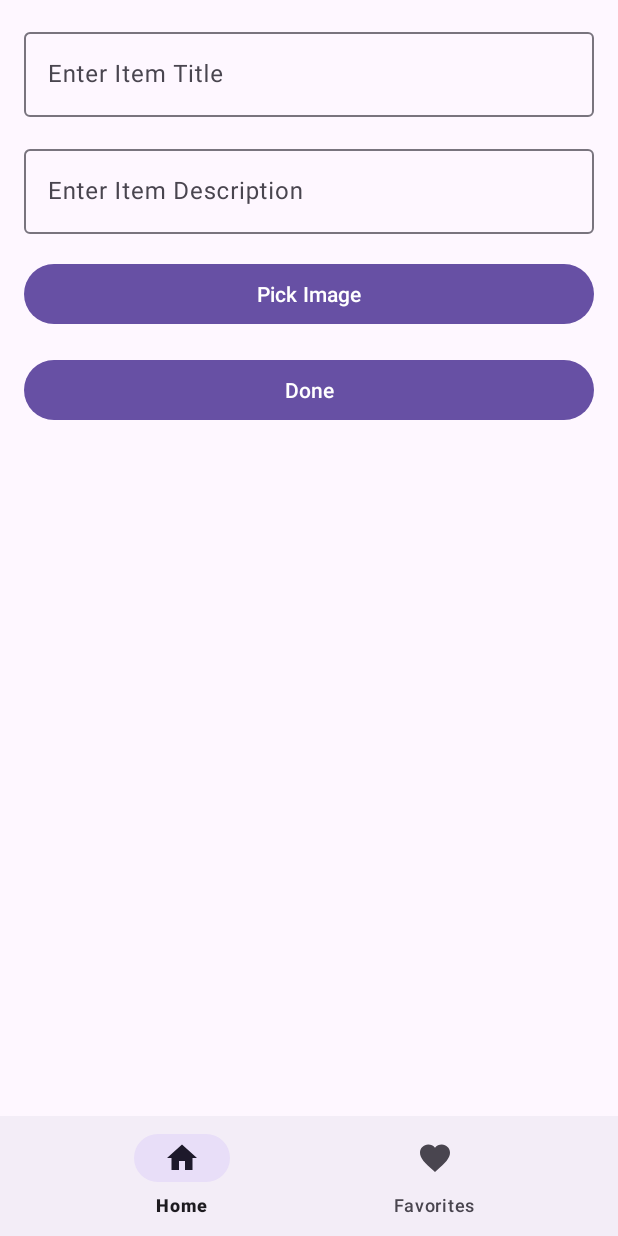
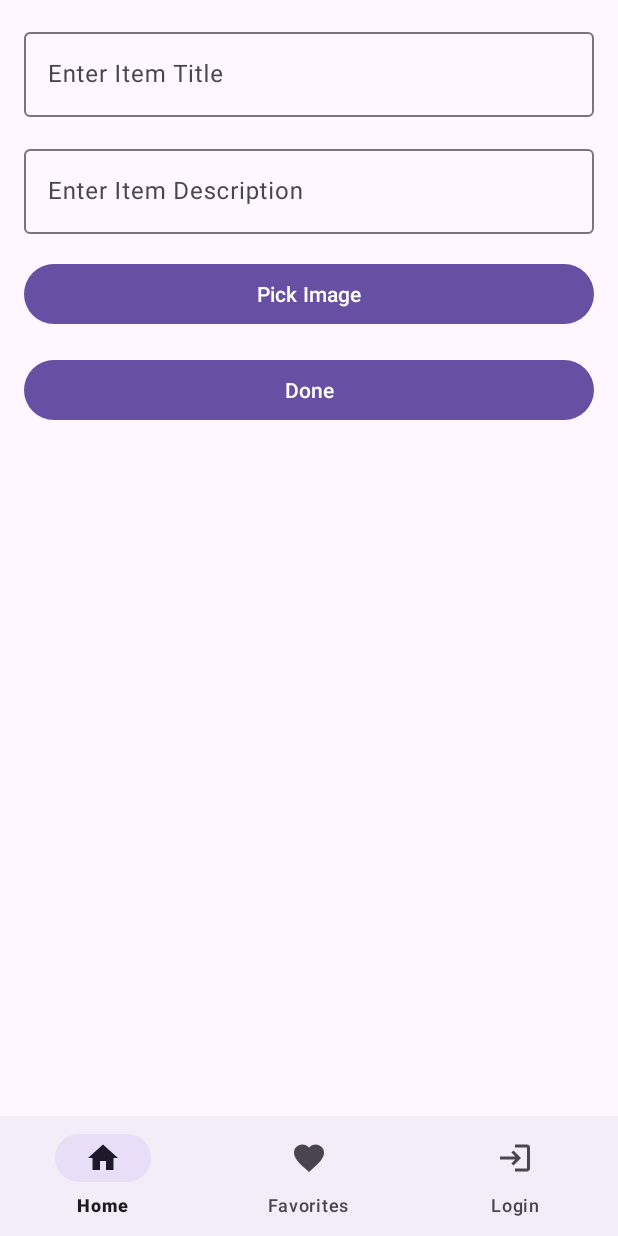
Before and after one commit to Stavzim11/HappyTails, an Android app: the screen it shows after launch (MainActivity), after a tap on "Add Item", on a phone screen of 412 x 824 dp. Run offline under Robolectric (Android 15) with nearby library versions, the phone set to English and light mode, and no system bars; our stand-ins replace navigation-ui; pictures from the network do not load.

Commit message:
loginfragment + hide login

```diff
--- a/app/src/main/java/com/example/happytails/MainActivity.kt
+++ b/app/src/main/java/com/example/happytails/MainActivity.kt
@@ -2,13 +2,18 @@ package com.example.happytails
 
 import android.os.Bundle
 import androidx.appcompat.app.AppCompatActivity
+import androidx.lifecycle.Observer
+import androidx.lifecycle.ViewModelProvider
 import androidx.navigation.fragment.NavHostFragment
 import androidx.navigation.ui.NavigationUI
 import com.google.android.material.bottomnavigation.BottomNavigationView
 
 class MainActivity : AppCompatActivity() {
+
+    private lateinit var userViewModel: UserViewModel
     override fun onCreate(savedInstanceState: Bundle?) {
         super.onCreate(savedInstanceState)
+        userViewModel = ViewModelProvider(this)[UserViewModel::class.java]
         setContentView(R.layout.activity_main)
 
         val navHostFragment = supportFragmentManager
@@ -28,9 +33,21 @@ class MainActivity : AppCompatActivity() {
                     navController.navigate(R.id.favoriteFragment)
                     true
                 }
+                R.id.navigation_login -> {
+                    navController.navigate(R.id.loginFragment)
+
+                    true
+                }
                 else -> false
             }
         }
+
+        userViewModel.isConected.observe(this, Observer { updateNavigationVisibility(bottomNavigationView, it) })
+    }
+
+    private fun updateNavigationVisibility(bottomNavigationView: BottomNavigationView, connected : Boolean?) {
+        val connectMenu = bottomNavigationView.menu.findItem(R.id.navigation_login)
+        connectMenu.isVisible = ! ((connected) == true)
     }
 }
 
--- /dev/null
+++ b/app/src/main/java/com/example/happytails/UserViewModle.kt
@@ -0,0 +1,15 @@
+package com.example.happytails
+
+import androidx.lifecycle.MutableLiveData
+import androidx.lifecycle.ViewModel
+
+    class UserViewModel : ViewModel() {
+
+//        val isConected : MutableLiveData<Boolean> by lazy {
+//            MutableLiveData<Boolean>(false)
+//            }
+        val isConected = MutableLiveData<Boolean>()
+            fun setValue(value: Boolean) {
+                isConected.value = value
+            }
+    }
--- /dev/null
+++ b/app/src/main/res/drawable/ic_login.xml
@@ -0,0 +1,5 @@
+<vector xmlns:android="http://schemas.android.com/apk/res/android" android:autoMirrored="true" android:height="24dp" android:tint="#000000" android:viewportHeight="24" android:viewportWidth="24" android:width="24dp">
+
+    <path android:fillColor="@android:color/white" android:pathData="M11,7L9.6,8.4l2.6,2.6H2v2h10.2l-2.6,2.6L11,17l5,-5L11,7zM20,19h-8v2h8c1.1,0 2,-0.9 2,-2V5c0,-1.1 -0.9,-2 -2,-2h-8v2h8V19z"/>
+
+</vector>
--- a/app/src/main/res/menu/bottom_nav_menu.xml
+++ b/app/src/main/res/menu/bottom_nav_menu.xml
@@ -8,4 +8,9 @@
         android:id="@+id/navigation_favorites"
         android:icon="@drawable/ic_favorite"
         android:title="Favorites" />
+
+    <item
+        android:id="@+id/navigation_login"
+        android:icon="@drawable/ic_login"
+        android:title="Login" />
 </menu>
--- a/app/src/main/res/mipmap-anydpi-v26/ic_launcher.xml
+++ b/app/src/main/res/mipmap-anydpi-v26/ic_launcher.xml
@@ -1,6 +1,6 @@
 <?xml version="1.0" encoding="utf-8"?>
 <adaptive-icon xmlns:android="http://schemas.android.com/apk/res/android">
-    <background android:drawable="@drawable/ic_launcher_background" />
-    <foreground android:drawable="@drawable/ic_launcher_foreground" />
-    <monochrome android:drawable="@drawable/ic_launcher_foreground" />
+    <foreground android:drawable="@drawable/logo1" />
+    <background android:drawable="@color/white"/>
+
 </adaptive-icon>
--- a/app/src/main/res/navigation/my_nav.xml
+++ b/app/src/main/res/navigation/my_nav.xml
@@ -35,4 +35,12 @@
         android:id="@+id/favoriteFragment"
         android:name="com.example.happytails.FavoriteFragment"
         tools:layout="@layout/favorite_fragment" />
+    <fragment
+        android:id="@+id/loginFragment"
+        android:name="com.example.happytails.LoginFragment"
+        android:label="LoginFragment" >
+        <action
+            android:id="@+id/action_loginFragment_to_mainFragment"
+            app:destination="@id/mainFragment" />
+    </fragment>
 </navigation>
--- a/app/src/main/res/values/colors.xml
+++ b/app/src/main/res/values/colors.xml
@@ -3,5 +3,6 @@
     <color name="black">#FF000000</color>
     <color name="white">#FFFFFFFF</color>
     <color name="light_blue">#51C6E3</color>
+    <color name="button_background_color">#2F5C8C</color>
 
 </resources>
```
Also changed, not shown: app/src/main/java/com/example/happytails/LoginFragment.kt (added, +45 -0 lines), app/src/main/java/utils/AutoClearedValue.kt (added, +61 -0 lines), app/src/main/res/layout/fragment_login.xml (added, +79 -0 lines), app/src/main/res/values/strings.xml (+14 -0 lines).
